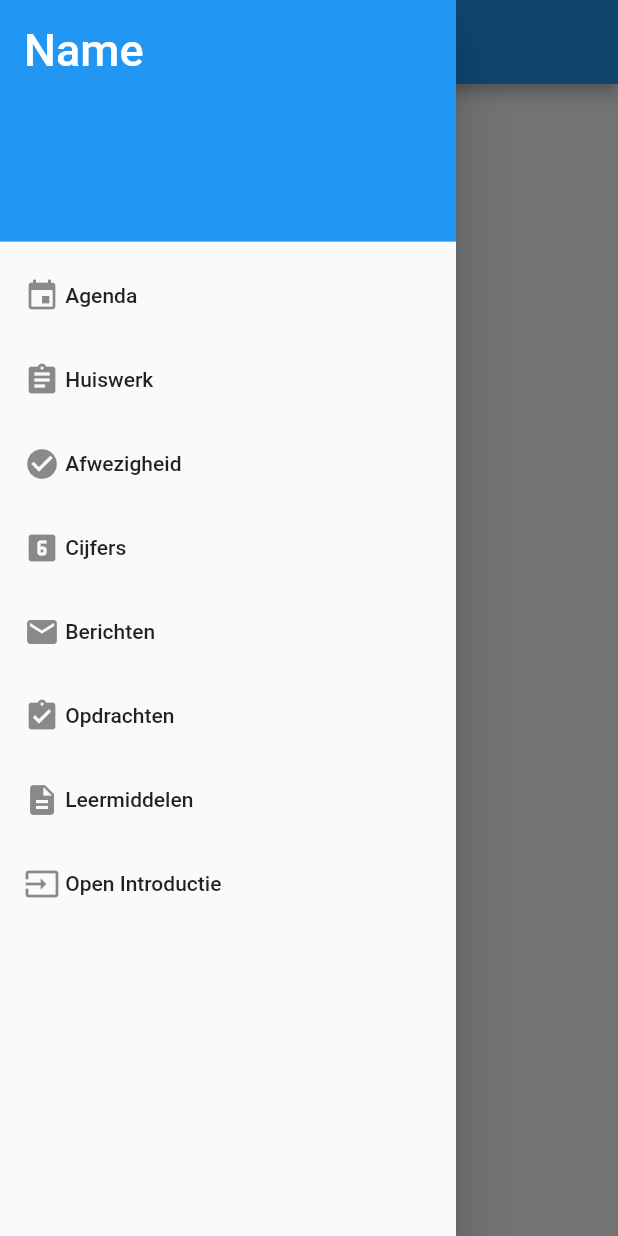
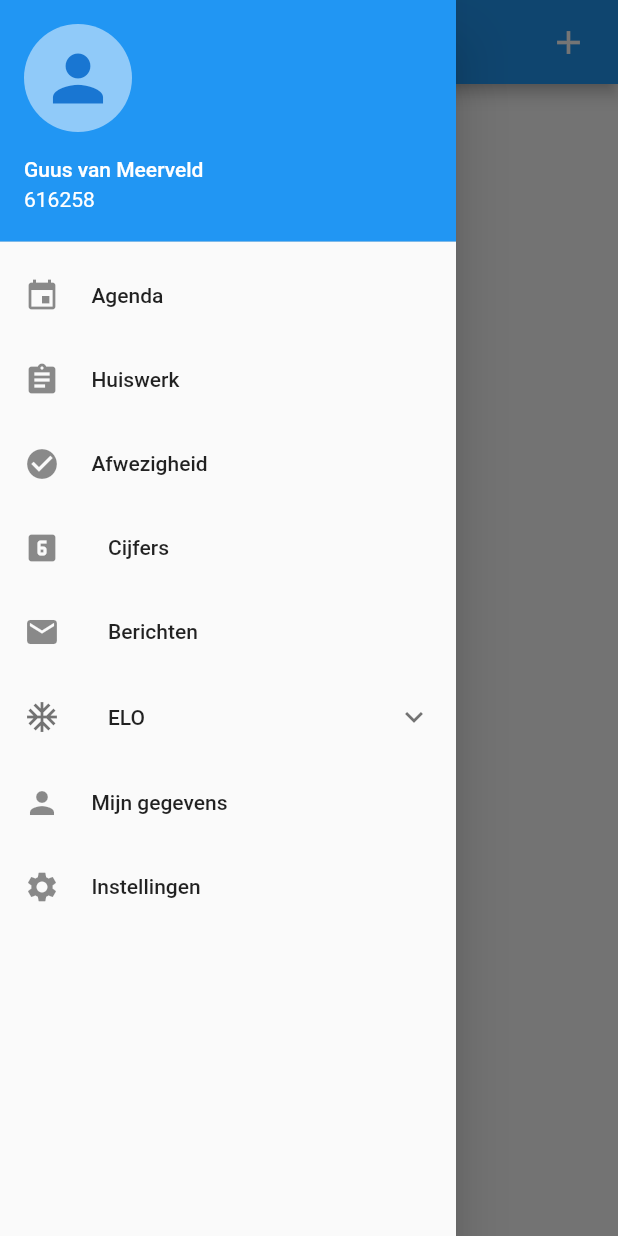
Before and after one commit to Argo-Client/App, a Flutter app: the Agenda screen opened directly, with the side drawer open, on a phone screen of 412 x 824 dp. Run offline on Flutter 3.47's test engine with Material 2 defaults, Android fonts, the phone set to English and light mode, and no system bars; our stand-ins replace after_layout, intro_slider, shared_preferences; missing offline and left inert: flutter_appauth; accounts and stored records are empty.

Commit message:
Updated drawer

```diff
--- a/lib/drawer.dart
+++ b/lib/drawer.dart
@@ -7,23 +7,31 @@ class DefaultDrawer extends StatelessWidget {
       child: ListView(
         padding: EdgeInsets.zero,
         children: <Widget>[
-          DrawerHeader(
-            child: Text('Name', style: TextStyle(color: Colors.white, fontSize: 30)),
-            decoration: BoxDecoration(
-              color: Theme.of(context).primaryColor,
+          UserAccountsDrawerHeader(
+            accountName: Text("Guus van Meerveld"),
+            accountEmail: Text("616258"),
+            currentAccountPicture: CircleAvatar(
+              backgroundColor: Theme.of(context).backgroundColor,
+              child: Icon(Icons.person, size: 50),
             ),
           ),
           ListTile(
             title: Row(
-              children: [Icon(Icons.event), Text(' Agenda')],
+              children: [
+                Icon(Icons.event),
+                Text('      Agenda'),
+              ],
             ),
             onTap: () {
-              Navigator.pushNamed(context, '/');
+              Navigator.pushReplacementNamed(context, 'Agenda');
             },
           ),
           ListTile(
             title: Row(
-              children: [Icon(Icons.assignment), Text(' Huiswerk')],
+              children: [
+                Icon(Icons.assignment),
+                Text('      Huiswerk'),
+              ],
             ),
             onTap: () {
               Navigator.pop(context);
@@ -31,7 +39,54 @@ class DefaultDrawer extends StatelessWidget {
           ),
           ListTile(
             title: Row(
-              children: [Icon(Icons.check_circle), Text(' Afwezigheid')],
+              children: [
+                Icon(Icons.check_circle),
+                Text('      Afwezigheid'),
+              ],
+            ),
+            onTap: () {
+              Navigator.pop(context);
+            },
+          ),
+          ListTile(
+            leading: Icon(Icons.looks_6),
+            title: Text('Cijfers'),
+            onTap: () {
+              Navigator.pushReplacementNamed(context, 'Cijfers');
+              // Navigator.pop(context);
+            },
+          ),
+          ListTile(
+            leading: Icon(Icons.email),
+            title: Text('Berichten'),
+            onTap: () {
+              Navigator.pop(context);
+            },
+          ),
+          ExpansionTile(
+            leading: Icon(Icons.ac_unit),
+            title: Text("ELO"),
+            children: <Widget>[
+              ListTile(
+                leading: Icon(Icons.work),
+                title: Text(' Studiewijzer'),
+                onTap: () {
+                  Navigator.pop(context);
+                },
+              ),
+              ListTile(
+                leading: Icon(Icons.assignment_turned_in),
+                title: Text('Opdrachten'),
+                onTap: () {
+                  Navigator.pop(context);
+                },
+              ),
+              ListTile(
+                title: Row(
+                  children: [
+                    Icon(Icons.description),
+                    Text('      Leermiddelen'),
+                  ],
                 ),
                 onTap: () {
                   Navigator.pop(context);
@@ -39,16 +94,23 @@ class DefaultDrawer extends StatelessWidget {
               ),
               ListTile(
                 title: Row(
-              children: [Icon(Icons.looks_6), Text(' Cijfers')],
+                  children: [
+                    Icon(Icons.folder),
+                    Text('      Bronnen'),
+                  ],
                 ),
                 onTap: () {
-              Navigator.pushNamed(context, '/cijfers');
-              // Navigator.pop(context);
+                  Navigator.pop(context);
                 },
+              ),
+            ],
           ),
           ListTile(
             title: Row(
-              children: [Icon(Icons.email), Text(' Berichten')],
+              children: [
+                Icon(Icons.person),
+                Text('      Mijn gegevens'),
+              ],
             ),
             onTap: () {
               Navigator.pop(context);
@@ -56,28 +118,15 @@ class DefaultDrawer extends StatelessWidget {
           ),
           ListTile(
             title: Row(
-              children: [Icon(Icons.assignment_turned_in), Text(' Opdrachten')],
+              children: [
+                Icon(Icons.settings),
+                Text('      Instellingen'),
+              ],
             ),
             onTap: () {
               Navigator.pop(context);
             },
           ),
-          ListTile(
-            title: Row(
-              children: [Icon(Icons.description), Text(' Leermiddelen')],
-            ),
-            onTap: () {
-              Navigator.pop(context);
-            },
-          ),
-          ListTile(
-            title: Row(
-              children: [Icon(Icons.input), Text(' Open Introductie')],
-            ),
-            onTap: () {
-              Navigator.of(context).pushReplacement(new MaterialPageRoute(builder: (context) => new Introduction()));
-            },
-          )
         ],
       ),
     );
--- a/lib/tabs/Agenda.dart
+++ b/lib/tabs/Agenda.dart
@@ -7,7 +7,28 @@ class Agenda extends StatelessWidget {
     return Scaffold(
       drawer: DefaultDrawer(),
       appBar: AppBar(
-        title: Text('Agenda'),
+        title: GestureDetector(
+            onTap: () {},
+            child: Row(
+              children: [
+                Text('Agenda'),
+                Icon(
+                  Icons.arrow_drop_down,
+                  size: 26.0,
+                ),
+              ],
+            )),
+        actions: [
+          Padding(
+              padding: EdgeInsets.only(right: 20.0),
+              child: GestureDetector(
+                onTap: () {},
+                child: Icon(
+                  Icons.add,
+                  size: 26.0,
+                ),
+              )),
+        ],
       ),
       body: Center(
         child: Text('Hier komt de agenda'),
```
Also changed, not shown: 2 other files. Lines whose indentation alone changed are shown as unchanged.
